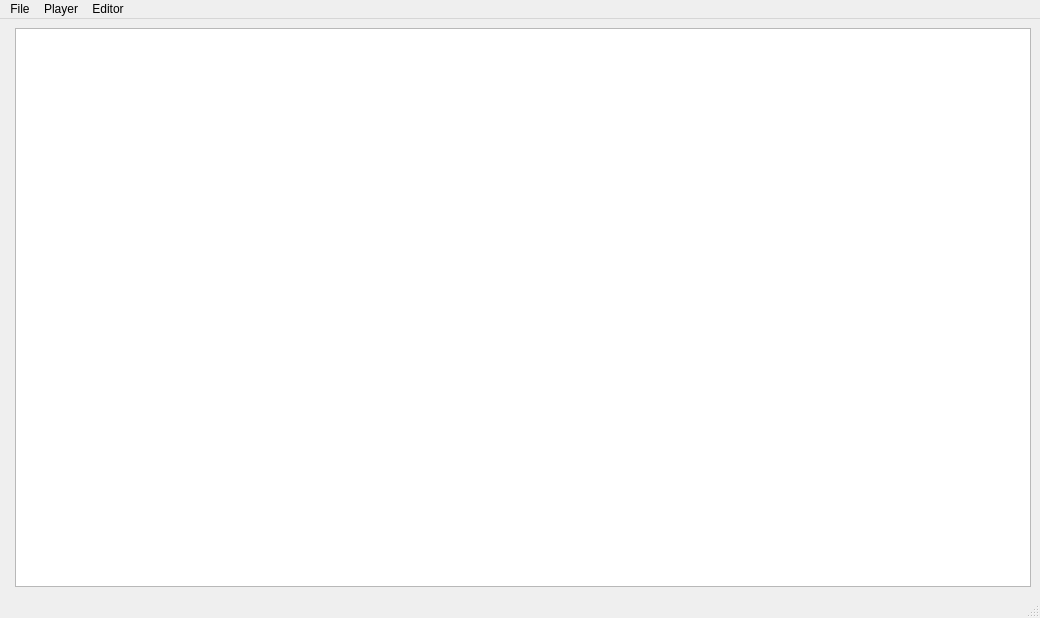
First picture: the form in tool.ui, repository jatindalal/asr-post-editor, before the edit.
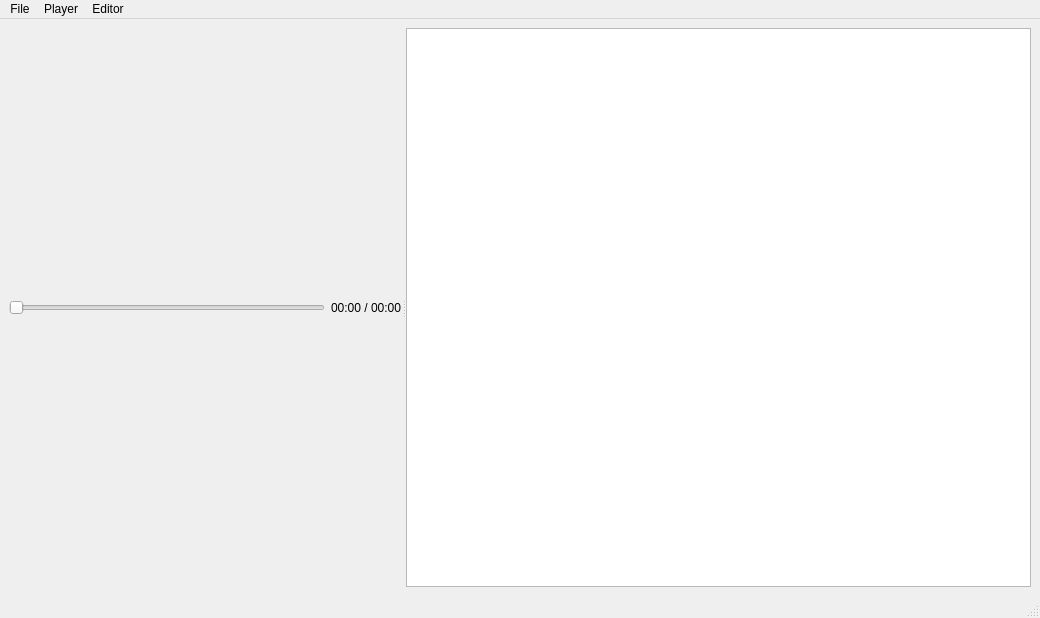
Second picture: the form after the edit. Custom widgets are drawn as their Qt base class.

```diff
--- a/tool.ui
+++ b/tool.ui
@@ -14,23 +14,42 @@
    <string>MainWindow</string>
   </property>
   <widget class="QWidget" name="centralwidget">
-   <layout class="QHBoxLayout" name="horizontalLayout">
+   <layout class="QHBoxLayout" name="horizontalLayout_2">
     <item>
+     <widget class="QSplitter" name="splitter">
+      <property name="orientation">
+       <enum>Qt::Horizontal</enum>
+      </property>
+      <widget class="QWidget" name="">
      <layout class="QVBoxLayout" name="playerLayout">
       <item>
        <widget class="VideoWidget" name="m_videoWidget" native="true"/>
       </item>
+        <item>
+         <layout class="QHBoxLayout" name="horizontalLayout">
+          <item>
+           <widget class="QSlider" name="slider_position">
+            <property name="orientation">
+             <enum>Qt::Horizontal</enum>
+            </property>
+           </widget>
+          </item>
+          <item>
+           <widget class="QLabel" name="label_position">
+            <property name="text">
+             <string>00:00 / 00:00</string>
+            </property>
+           </widget>
+          </item>
+         </layout>
+        </item>
       <item>
        <widget class="PlayerControls" name="m_playerControls" native="true"/>
       </item>
      </layout>
-    </item>
-    <item>
-     <layout class="QVBoxLayout" name="editorLayout">
-      <item>
+      </widget>
        <widget class="Editor" name="m_editor"/>
-      </item>
-     </layout>
+     </widget>
     </item>
    </layout>
   </widget>
```
Left out of the diff: 2 changed lines with no effect on the pictures. Lines whose indentation alone changed are shown as unchanged.
